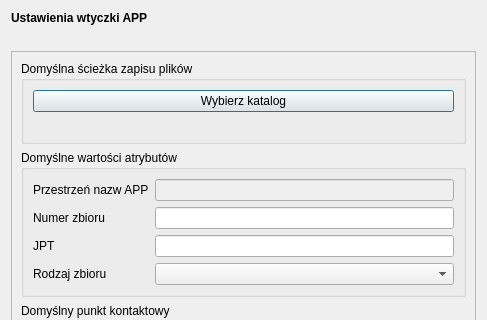
This is modules/settings/views/ui/ustawienia_dialog_base.ui in envirosolutionspl/wtyczka_qgis_app as Qt 5 draws it before an edit; both pictures show x 0 to 487 and y 0 to 320 of the 487 by 707 pixel window. The edited form follows.
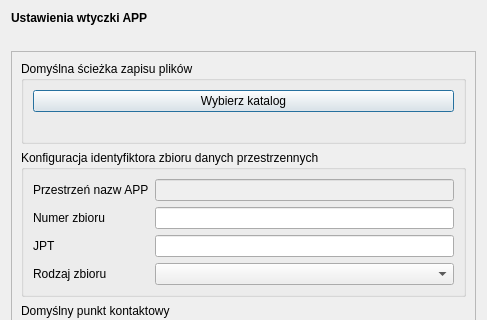
This is the edited form. Custom widgets are drawn as their Qt base class.

Commit message: uwagi etap 2: poprawa opisu grupy w oknie ustawień

The edit to the form file:
```diff
--- a/modules/settings/views/ui/ustawienia_dialog_base.ui
+++ b/modules/settings/views/ui/ustawienia_dialog_base.ui
@@ -91,7 +91,7 @@
            <item>
             <widget class="QgsCollapsibleGroupBox" name="verticalGroupBox_2">
              <property name="title">
-              <string>Domyślne wartości atrybutów</string>
+              <string>Konfiguracja identyfiktora zbioru danych przestrzennych</string>
              </property>
              <layout class="QVBoxLayout" name="verticalLayout_5">
               <item>
```
The commit also changes 1 other file.
